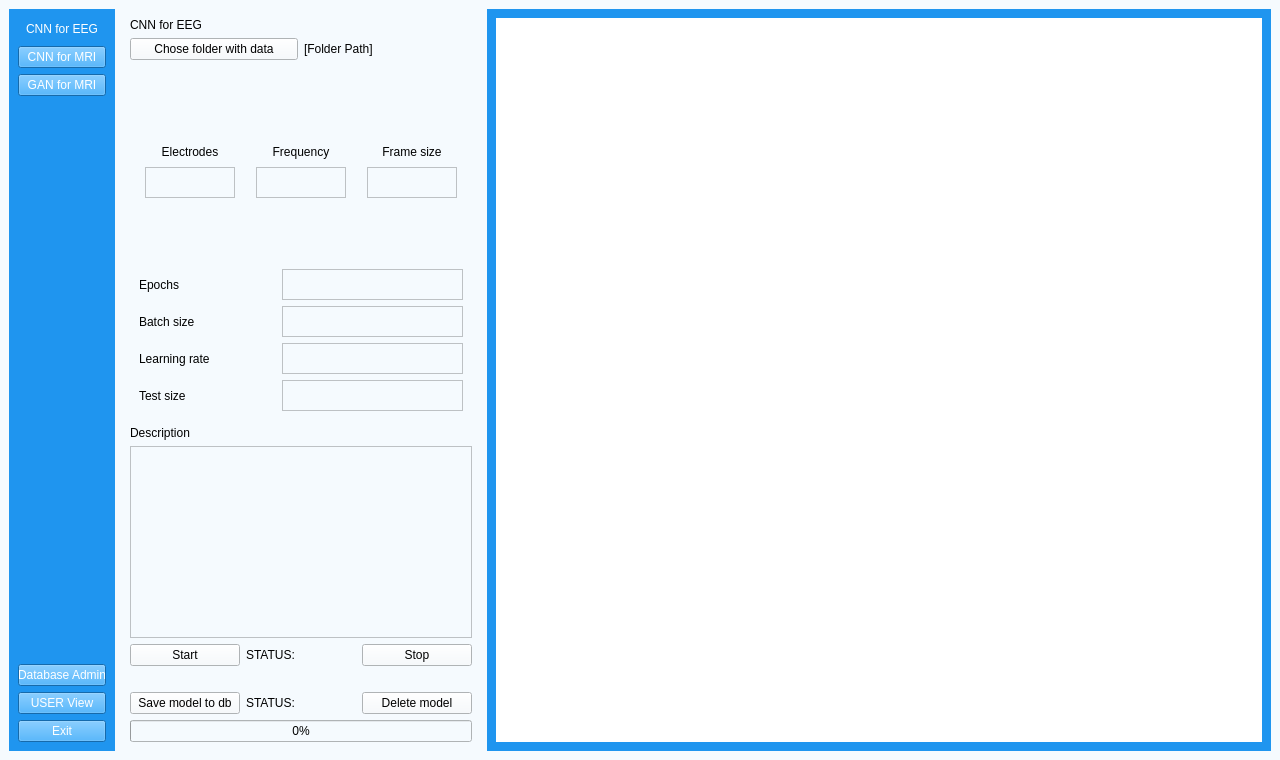
Qt form UI/aUI_projekt_EEG.ui (matimusial/ADHDPredictorApp) before a commit.
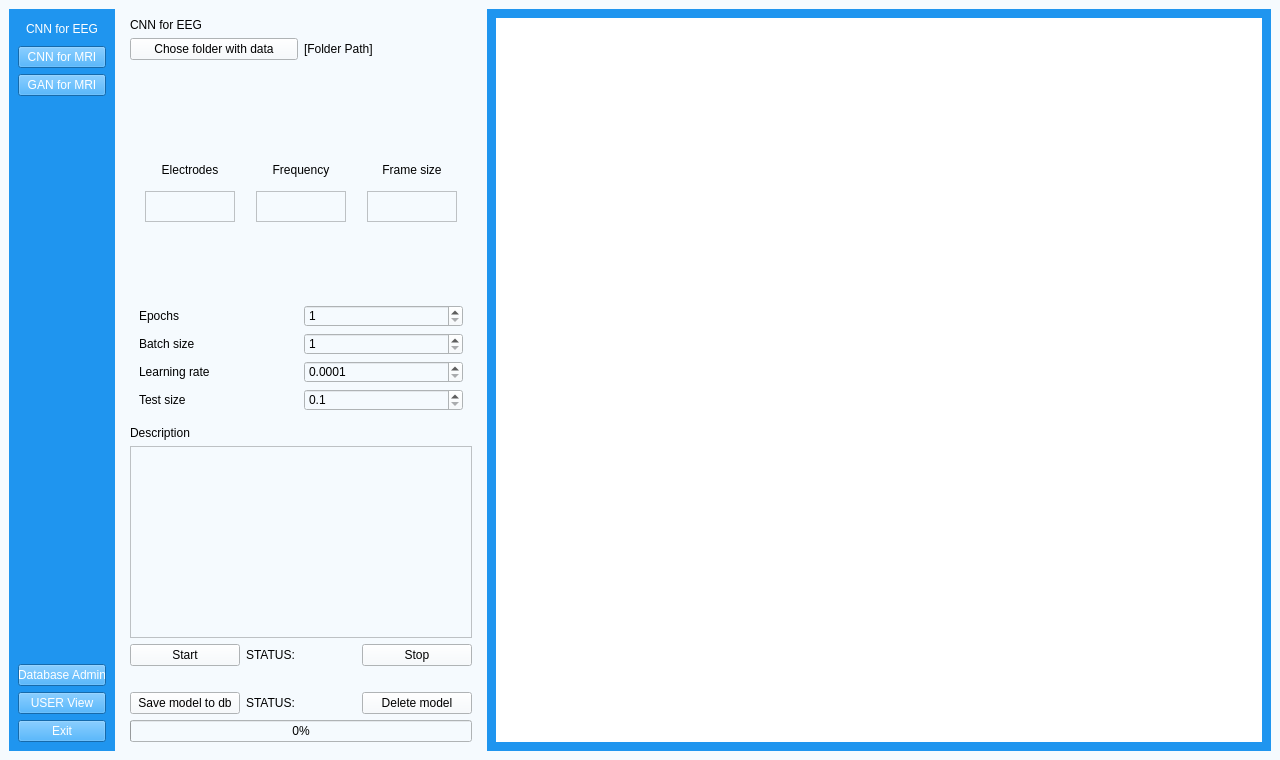
The same form after that commit. Icons and pictures are not drawn.

```diff
--- a/UI/aUI_projekt_EEG.ui
+++ b/UI/aUI_projekt_EEG.ui
@@ -331,110 +331,129 @@
                 <widget class="QWidget" name="widget_2" native="true">
                  <layout class="QVBoxLayout" name="verticalLayout_4">
                   <item>
-                   <layout class="QHBoxLayout" name="horizontalLayout">
+                   <layout class="QVBoxLayout" name="verticalLayout_13">
                     <item>
-                     <widget class="QLabel" name="epochs">
+                     <layout class="QHBoxLayout" name="horizontalLayout_4">
+                      <item>
+                       <widget class="QLabel" name="epochs_3">
+                        <property name="minimumSize">
+                         <size>
+                          <width>120</width>
+                          <height>0</height>
+                         </size>
+                        </property>
                       <property name="text">
                        <string>Epochs</string>
                       </property>
                      </widget>
                     </item>
                     <item>
-                     <widget class="QTextEdit" name="textEdit_epochs">
-                      <property name="minimumSize">
-                       <size>
-                        <width>181</width>
-                        <height>31</height>
-                       </size>
-                      </property>
-                      <property name="maximumSize">
-                       <size>
-                        <width>181</width>
-                        <height>31</height>
-                       </size>
+                       <widget class="QSpinBox" name="textEdit_epochs">
+                        <property name="minimum">
+                         <number>1</number>
+                        </property>
+                        <property name="maximum">
+                         <number>9999999</number>
+                        </property>
+                        <property name="value">
+                         <number>1</number>
                       </property>
                      </widget>
                     </item>
                    </layout>
                   </item>
                   <item>
-                   <layout class="QHBoxLayout" name="horizontalLayout_2">
+                     <layout class="QHBoxLayout" name="horizontalLayout_3">
                     <item>
                      <widget class="QLabel" name="batch_size">
+                        <property name="minimumSize">
+                         <size>
+                          <width>120</width>
+                          <height>0</height>
+                         </size>
+                        </property>
                       <property name="text">
                        <string>Batch size</string>
                       </property>
                      </widget>
                     </item>
                     <item>
-                     <widget class="QTextEdit" name="textEdit_batch_size">
-                      <property name="minimumSize">
-                       <size>
-                        <width>181</width>
-                        <height>31</height>
-                       </size>
-                      </property>
-                      <property name="maximumSize">
-                       <size>
-                        <width>181</width>
-                        <height>31</height>
-                       </size>
+                       <widget class="QSpinBox" name="textEdit_batch_size">
+                        <property name="minimum">
+                         <number>1</number>
+                        </property>
+                        <property name="maximum">
+                         <number>10000</number>
                       </property>
                      </widget>
                     </item>
                    </layout>
                   </item>
                   <item>
-                   <layout class="QHBoxLayout" name="horizontalLayout_3">
+                     <layout class="QHBoxLayout" name="horizontalLayout_11">
                     <item>
                      <widget class="QLabel" name="learning_rate">
+                        <property name="minimumSize">
+                         <size>
+                          <width>120</width>
+                          <height>0</height>
+                         </size>
+                        </property>
                       <property name="text">
                        <string>Learning rate</string>
                       </property>
                      </widget>
                     </item>
                     <item>
-                     <widget class="QTextEdit" name="textEdit_learning_rate">
-                      <property name="minimumSize">
-                       <size>
-                        <width>181</width>
-                        <height>31</height>
-                       </size>
-                      </property>
-                      <property name="maximumSize">
-                       <size>
-                        <width>181</width>
-                        <height>31</height>
-                       </size>
+                       <widget class="QDoubleSpinBox" name="textEdit_learning_rate">
+                        <property name="decimals">
+                         <number>4</number>
+                        </property>
+                        <property name="minimum">
+                         <double>0.000100000000000</double>
+                        </property>
+                        <property name="maximum">
+                         <double>1.000000000000000</double>
+                        </property>
+                        <property name="singleStep">
+                         <double>0.000100000000000</double>
                       </property>
                      </widget>
                     </item>
                    </layout>
                   </item>
                   <item>
-                   <layout class="QHBoxLayout" name="horizontalLayout_11">
+                     <layout class="QHBoxLayout" name="horizontalLayout_12">
                     <item>
                      <widget class="QLabel" name="Test_size">
+                        <property name="minimumSize">
+                         <size>
+                          <width>120</width>
+                          <height>0</height>
+                         </size>
+                        </property>
                       <property name="text">
                        <string>Test size</string>
                       </property>
                      </widget>
                     </item>
                     <item>
-                     <widget class="QTextEdit" name="textEdit_test_size">
-                      <property name="minimumSize">
-                       <size>
-                        <width>181</width>
-                        <height>31</height>
-                       </size>
-                      </property>
-                      <property name="maximumSize">
-                       <size>
-                        <width>181</width>
-                        <height>31</height>
-                       </size>
-                      </property>
-                     </widget>
+                       <widget class="QDoubleSpinBox" name="textEdit_test_size">
+                        <property name="decimals">
+                         <number>1</number>
+                        </property>
+                        <property name="minimum">
+                         <double>0.100000000000000</double>
+                        </property>
+                        <property name="maximum">
+                         <double>0.900000000000000</double>
+                        </property>
+                        <property name="singleStep">
+                         <double>0.100000000000000</double>
+                        </property>
+                       </widget>
+                      </item>
+                     </layout>
                     </item>
                    </layout>
                   </item>
```
Lines whose indentation alone changed are shown as unchanged.
